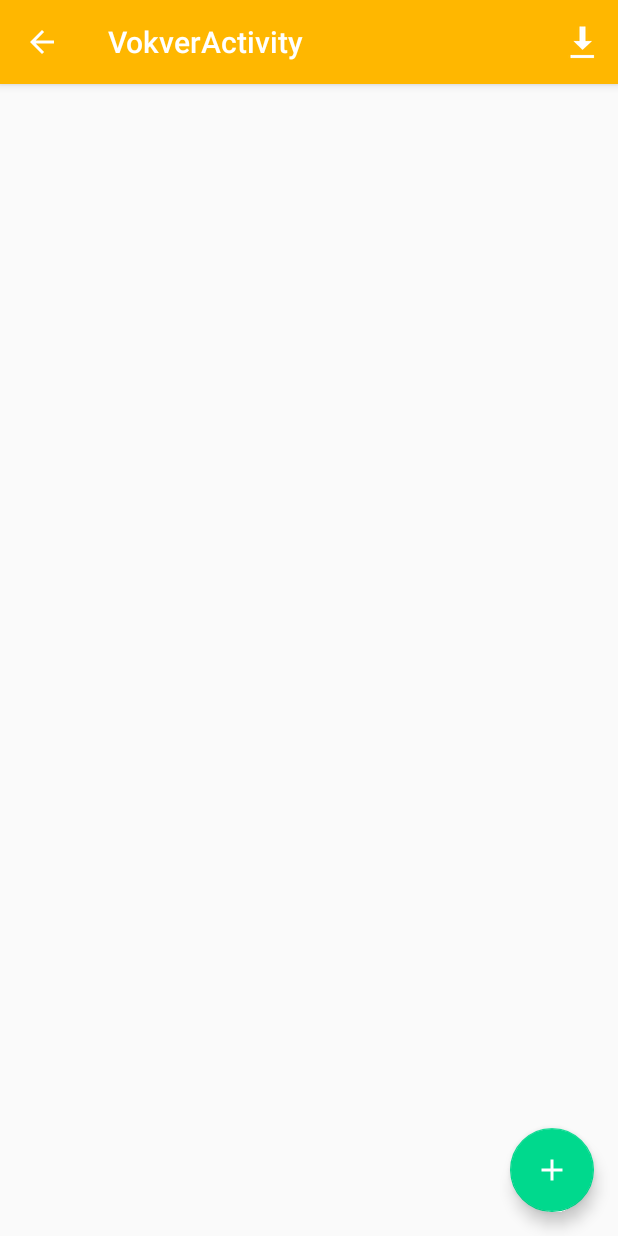
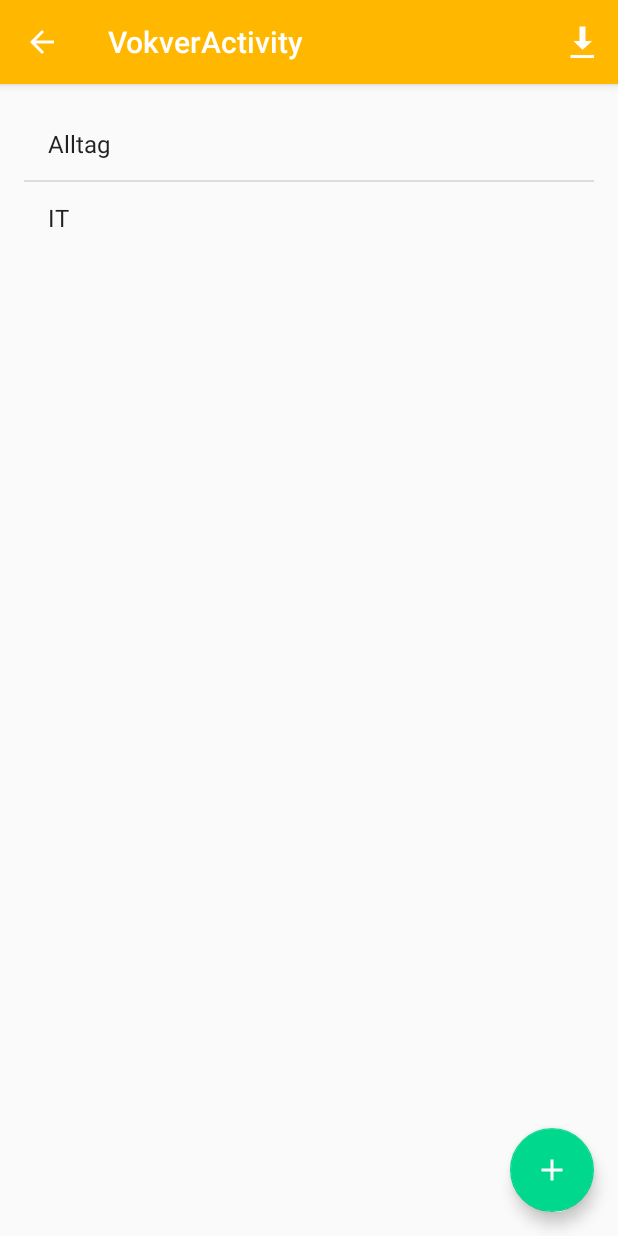
Before and after one commit to Mediumwater/Vokabeltrainer, an Android app: the screen it shows after launch (VokverActivity), after a tap on "Vokabeln verwalten", on a phone screen of 412 x 824 dp. Run offline under Robolectric (Android 15) with nearby library versions, the phone set to English and light mode, and no system bars; 1 other tap on this screen came first.

Commit message:
DBHelper angelegt und Datenbank mit Testdaten befuellt.

```diff
--- a/app/src/main/java/de/htwdd/vokabeltrainer/VokverActivity.java
+++ b/app/src/main/java/de/htwdd/vokabeltrainer/VokverActivity.java
@@ -3,14 +3,22 @@ package de.htwdd.vokabeltrainer;
 import android.app.AlertDialog;
 import android.content.DialogInterface;
 import android.content.Intent;
+import android.database.Cursor;
 import android.os.Bundle;
 import android.support.design.widget.FloatingActionButton;
 import android.support.design.widget.Snackbar;
 import android.support.v7.app.AppCompatActivity;
 import android.support.v7.widget.Toolbar;
+import android.util.Log;
 import android.view.Menu;
 import android.view.MenuItem;
 import android.view.View;
+import android.widget.ArrayAdapter;
+import android.widget.ListView;
+
+import java.util.ArrayList;
+
+import de.htwdd.vokabeltrainer.helper.DBHelper;
 
 public class VokverActivity extends AppCompatActivity {
 
@@ -31,6 +39,31 @@ public class VokverActivity extends AppCompatActivity {
             }
         });
         getSupportActionBar().setDisplayHomeAsUpEnabled(true);
+
+        Log.d("DEBUG", "Hier könnte Liste befuellt werden.");
+        DBHelper db = new DBHelper(this);
+        ArrayList array_list = db.getAllVocabSets();
+        //ArrayList array_list = db.getAllWords();
+
+        ArrayAdapter arrayAdapter=new ArrayAdapter(this, android.R.layout.simple_list_item_1, array_list);
+        ListView lv = (ListView)findViewById(R.id.listView);
+        lv.setAdapter(arrayAdapter);
+
+        Log.d("DEBUG", Integer.toString(db.getVocabGroupCount(1)));
+
+        //ArrayList<Cursor> vocs = db.getVocabWords(1, 1);
+        ArrayList<Cursor> vocs = db.getRandomVocabWords(1);
+
+        for (int i = 0; i < vocs.size(); i++) {
+            Log.d("DEBUG", "* Woerter Sprache " + Integer.toString(i));
+
+            while (vocs.get(i).isAfterLast() == false) {
+                Log.d("DEBUG", vocs.get(i).getString(1));
+                vocs.get(i).moveToNext();
+            }
+        }
+
+
     }
 
     @Override
--- /dev/null
+++ b/app/src/main/java/de/htwdd/vokabeltrainer/helper/DBHelper.java
@@ -0,0 +1,317 @@
+package de.htwdd.vokabeltrainer.helper;
+
+import android.content.Context;
+import android.database.Cursor;
+import android.database.DatabaseUtils;
+import android.database.sqlite.SQLiteDatabase;
+import android.database.sqlite.SQLiteOpenHelper;
+import android.util.Log;
+
+import java.util.ArrayList;
+import java.util.Random;
+
+/**
+ * Created by alex on 5/31/16.
+ * Hier befindet sich der Code zum lesen und manipulieren der Datenbank.
+ */
+public class DBHelper extends SQLiteOpenHelper {
+    public static final String DATABASE_NAME = "VokabelTrainerDatabase.db";
+
+    public DBHelper(Context context) {
+        super(context, DATABASE_NAME , null, 1);
+        //context.deleteDatabase(DATABASE_NAME); // Datenbank immer wieder loeschen, damit onCreate-Methode aufgerufen wird.
+    }
+
+    @Override public void onCreate(SQLiteDatabase db) {
+        db.execSQL("CREATE TABLE VocabSets (SetID INTEGER PRIMARY KEY, LangA INTEGER NOT NULL, LangB INTEGER NOT NULL, Description VARCHAR NOT NULL)");
+        db.execSQL("CREATE TABLE VocabWords (WordID INTEGER PRIMARY KEY, Lang INTEGER NOT NULL, Word VARCHAR NOT NULL, Misses INTEGER DEFAULT 0, Hits INTEGER DEFAULT 0)");
+        db.execSQL("CREATE TABLE VocabReleation (SetID INTEGER, GroupID INTEGER, WordA INTEGER, WordB INTEGER, PRIMARY KEY (SetID, WordA, WordB))");
+
+        /*** Testcode - spaeter entfernen ***/
+        db.execSQL("INSERT INTO VocabSets (LangA, LangB, Description) VALUES (15, 1, \"Alltag\")");
+        db.execSQL("INSERT INTO VocabSets (LangA, LangB, Description) VALUES (15, 1, \"IT\")");
+
+        db.execSQL("INSERT INTO VocabWords (WordID, Lang, Word) VALUES (1, 1, \"to be allowed to\")");
+        db.execSQL("INSERT INTO VocabWords (WordID, Lang, Word) VALUES (2, 1, \"to have the right to\")");
+        db.execSQL("INSERT INTO VocabWords (WordID, Lang, Word) VALUES (3, 1, \"to may\")");
+        db.execSQL("INSERT INTO VocabWords (WordID, Lang, Word) VALUES (4, 1, \"may\")");
+        db.execSQL("INSERT INTO VocabWords (WordID, Lang, Word) VALUES (5, 33, \"dürfen\")");
+        db.execSQL("INSERT INTO VocabReleation (SetID, GroupID, WordA, WordB) VALUES (1, 1, 1, 5)");
+        db.execSQL("INSERT INTO VocabReleation (SetID, GroupID, WordA, WordB) VALUES (1, 1, 2, 5)");
+        db.execSQL("INSERT INTO VocabReleation (SetID, GroupID, WordA, WordB) VALUES (1, 1, 3, 5)");
+        db.execSQL("INSERT INTO VocabReleation (SetID, GroupID, WordA, WordB) VALUES (1, 1, 4, 5)");
+        db.execSQL("INSERT INTO VocabWords (WordID, Lang, Word) VALUES (6, 1, \"nine\")");
+        db.execSQL("INSERT INTO VocabWords (WordID, Lang, Word) VALUES (7, 33, \"neun\")");
+        db.execSQL("INSERT INTO VocabReleation (SetID, GroupID, WordA, WordB) VALUES (1, 2, 6, 7)");
+        db.execSQL("INSERT INTO VocabWords (WordID, Lang, Word) VALUES (8, 1, \"day\")");
+        db.execSQL("INSERT INTO VocabWords (WordID, Lang, Word) VALUES (9, 33, \"Tag\")");
+        db.execSQL("INSERT INTO VocabReleation (SetID, GroupID, WordA, WordB) VALUES (1, 3, 8, 9)");
+        db.execSQL("INSERT INTO VocabWords (WordID, Lang, Word) VALUES (10, 1, \"which one's\")");
+        db.execSQL("INSERT INTO VocabWords (WordID, Lang, Word) VALUES (11, 1, \"of which\")");
+        db.execSQL("INSERT INTO VocabWords (WordID, Lang, Word) VALUES (12, 1, \"whose\")");
+        db.execSQL("INSERT INTO VocabWords (WordID, Lang, Word) VALUES (13, 33, \"deren\")");
+        db.execSQL("INSERT INTO VocabWords (WordID, Lang, Word) VALUES (14, 33, \"dessen\")");
+        db.execSQL("INSERT INTO VocabWords (WordID, Lang, Word) VALUES (15, 33, \"wessen\")");
+        db.execSQL("INSERT INTO VocabReleation (SetID, GroupID, WordA, WordB) VALUES (1, 4, 10, 13)");
+        db.execSQL("INSERT INTO VocabReleation (SetID, GroupID, WordA, WordB) VALUES (1, 4, 10, 14)");
+        db.execSQL("INSERT INTO VocabReleation (SetID, GroupID, WordA, WordB) VALUES (1, 4, 10, 15)");
+        db.execSQL("INSERT INTO VocabReleation (SetID, GroupID, WordA, WordB) VALUES (1, 4, 11, 13)");
+        db.execSQL("INSERT INTO VocabReleation (SetID, GroupID, WordA, WordB) VALUES (1, 4, 11, 14)");
+        db.execSQL("INSERT INTO VocabReleation (SetID, GroupID, WordA, WordB) VALUES (1, 4, 11, 15)");
+        db.execSQL("INSERT INTO VocabReleation (SetID, GroupID, WordA, WordB) VALUES (1, 4, 12, 13)");
+        db.execSQL("INSERT INTO VocabReleation (SetID, GroupID, WordA, WordB) VALUES (1, 4, 12, 14)");
+        db.execSQL("INSERT INTO VocabReleation (SetID, GroupID, WordA, WordB) VALUES (1, 4, 12, 15)");
+        db.execSQL("INSERT INTO VocabWords (WordID, Lang, Word) VALUES (16, 1, \"should\")");
+        db.execSQL("INSERT INTO VocabWords (WordID, Lang, Word) VALUES (17, 1, \"ought to\")");
+        db.execSQL("INSERT INTO VocabWords (WordID, Lang, Word) VALUES (18, 1, \"to have to\")");
+        db.execSQL("INSERT INTO VocabWords (WordID, Lang, Word) VALUES (19, 33, \"müssen\")");
+        db.execSQL("INSERT INTO VocabWords (WordID, Lang, Word) VALUES (20, 33, \"sollen\")");
+        db.execSQL("INSERT INTO VocabReleation (SetID, GroupID, WordA, WordB) VALUES (1, 5, 16, 19)");
+        db.execSQL("INSERT INTO VocabReleation (SetID, GroupID, WordA, WordB) VALUES (1, 5, 16, 20)");
+        db.execSQL("INSERT INTO VocabReleation (SetID, GroupID, WordA, WordB) VALUES (1, 5, 17, 19)");
+        db.execSQL("INSERT INTO VocabReleation (SetID, GroupID, WordA, WordB) VALUES (1, 5, 17, 20)");
+        db.execSQL("INSERT INTO VocabReleation (SetID, GroupID, WordA, WordB) VALUES (1, 5, 18, 19)");
+        db.execSQL("INSERT INTO VocabReleation (SetID, GroupID, WordA, WordB) VALUES (1, 5, 18, 20)");
+        db.execSQL("INSERT INTO VocabWords (WordID, Lang, Word) VALUES (21, 1, \"self\")");
+        db.execSQL("INSERT INTO VocabWords (WordID, Lang, Word) VALUES (22, 1, \"itself\")");
+        db.execSQL("INSERT INTO VocabWords (WordID, Lang, Word) VALUES (23, 1, \"herself\")");
+        db.execSQL("INSERT INTO VocabWords (WordID, Lang, Word) VALUES (24, 1, \"himself\")");
+        db.execSQL("INSERT INTO VocabWords (WordID, Lang, Word) VALUES (25, 33, \"selber\")");
+        db.execSQL("INSERT INTO VocabWords (WordID, Lang, Word) VALUES (26, 33, \"selbst\")");
+        db.execSQL("INSERT INTO VocabReleation (SetID, GroupID, WordA, WordB) VALUES (1, 6, 21, 25)");
+        db.execSQL("INSERT INTO VocabReleation (SetID, GroupID, WordA, WordB) VALUES (1, 6, 21, 26)");
+        db.execSQL("INSERT INTO VocabReleation (SetID, GroupID, WordA, WordB) VALUES (1, 6, 22, 25)");
+        db.execSQL("INSERT INTO VocabReleation (SetID, GroupID, WordA, WordB) VALUES (1, 6, 22, 26)");
+        db.execSQL("INSERT INTO VocabReleation (SetID, GroupID, WordA, WordB) VALUES (1, 6, 23, 25)");
+        db.execSQL("INSERT INTO VocabReleation (SetID, GroupID, WordA, WordB) VALUES (1, 6, 23, 26)");
+        db.execSQL("INSERT INTO VocabReleation (SetID, GroupID, WordA, WordB) VALUES (1, 6, 24, 25)");
+        db.execSQL("INSERT INTO VocabReleation (SetID, GroupID, WordA, WordB) VALUES (1, 6, 24, 26)");
+        db.execSQL("INSERT INTO VocabWords (WordID, Lang, Word) VALUES (27, 1, \"nothing\")");
+        db.execSQL("INSERT INTO VocabWords (WordID, Lang, Word) VALUES (28, 33, \"nichts\")");
+        db.execSQL("INSERT INTO VocabReleation (SetID, GroupID, WordA, WordB) VALUES (1, 7, 27, 28)");
+        db.execSQL("INSERT INTO VocabWords (WordID, Lang, Word) VALUES (29, 1, \"infant\")");
+        db.execSQL("INSERT INTO VocabWords (WordID, Lang, Word) VALUES (30, 33, \"Kind\")");
+        db.execSQL("INSERT INTO VocabReleation (SetID, GroupID, WordA, WordB) VALUES (1, 8, 29, 30)");
+        db.execSQL("INSERT INTO VocabWords (WordID, Lang, Word) VALUES (31, 1, \"one\")");
+        db.execSQL("INSERT INTO VocabWords (WordID, Lang, Word) VALUES (32, 33, \"ein gewisser\")");
+        db.execSQL("INSERT INTO VocabWords (WordID, Lang, Word) VALUES (33, 33, \"einer\")");
+        db.execSQL("INSERT INTO VocabWords (WordID, Lang, Word) VALUES (34, 33, \"irgend einer\")");
+        db.execSQL("INSERT INTO VocabWords (WordID, Lang, Word) VALUES (35, 33, \"irgendwer\")");
+        db.execSQL("INSERT INTO VocabWords (WordID, Lang, Word) VALUES (36, 33, \"jemand\")");
+        db.execSQL("INSERT INTO VocabWords (WordID, Lang, Word) VALUES (37, 33, \"man\")");
+        db.execSQL("INSERT INTO VocabWords (WordID, Lang, Word) VALUES (38, 33, \"ein\")");
+        db.execSQL("INSERT INTO VocabWords (WordID, Lang, Word) VALUES (39, 33, \"eine\")");
+        db.execSQL("INSERT INTO VocabWords (WordID, Lang, Word) VALUES (40, 33, \"eins\")");
+        db.execSQL("INSERT INTO VocabReleation (SetID, GroupID, WordA, WordB) VALUES (1, 9, 31, 32)");
+        db.execSQL("INSERT INTO VocabReleation (SetID, GroupID, WordA, WordB) VALUES (1, 9, 31, 33)");
+        db.execSQL("INSERT INTO VocabReleation (SetID, GroupID, WordA, WordB) VALUES (1, 9, 31, 34)");
+        db.execSQL("INSERT INTO VocabReleation (SetID, GroupID, WordA, WordB) VALUES (1, 9, 31, 35)");
+        db.execSQL("INSERT INTO VocabReleation (SetID, GroupID, WordA, WordB) VALUES (1, 9, 31, 36)");
+        db.execSQL("INSERT INTO VocabReleation (SetID, GroupID, WordA, WordB) VALUES (1, 9, 31, 37)");
+        db.execSQL("INSERT INTO VocabReleation (SetID, GroupID, WordA, WordB) VALUES (1, 9, 31, 38)");
+        db.execSQL("INSERT INTO VocabReleation (SetID, GroupID, WordA, WordB) VALUES (1, 9, 31, 39)");
+        db.execSQL("INSERT INTO VocabReleation (SetID, GroupID, WordA, WordB) VALUES (1, 9, 31, 40)");
+        db.execSQL("INSERT INTO VocabWords (WordID, Lang, Word) VALUES (41, 1, \"small\")");
+        db.execSQL("INSERT INTO VocabWords (WordID, Lang, Word) VALUES (42, 33, \"gering\")");
+        db.execSQL("INSERT INTO VocabWords (WordID, Lang, Word) VALUES (43, 33, \"klein\")");
+        db.execSQL("INSERT INTO VocabReleation (SetID, GroupID, WordA, WordB) VALUES (1, 10, 41, 42)");
+        db.execSQL("INSERT INTO VocabReleation (SetID, GroupID, WordA, WordB) VALUES (1, 10, 41, 43)");
+        db.execSQL("INSERT INTO VocabWords (WordID, Lang, Word) VALUES (44, 1, \"so that\")");
+        db.execSQL("INSERT INTO VocabWords (WordID, Lang, Word) VALUES (45, 33, \"damit\")");
+        db.execSQL("INSERT INTO VocabWords (WordID, Lang, Word) VALUES (46, 33, \"dass\")");
+        db.execSQL("INSERT INTO VocabReleation (SetID, GroupID, WordA, WordB) VALUES (1, 11, 44, 45)");
+        db.execSQL("INSERT INTO VocabReleation (SetID, GroupID, WordA, WordB) VALUES (1, 11, 44, 46)");
+        db.execSQL("INSERT INTO VocabWords (WordID, Lang, Word) VALUES (47, 1, \"an\")");
+        db.execSQL("INSERT INTO VocabWords (WordID, Lang, Word) VALUES (48, 33, \"ein gewisser\")");
+        db.execSQL("INSERT INTO VocabWords (WordID, Lang, Word) VALUES (49, 33, \"einer\")");
+        db.execSQL("INSERT INTO VocabWords (WordID, Lang, Word) VALUES (50, 33, \"irgend einer\")");
+        db.execSQL("INSERT INTO VocabWords (WordID, Lang, Word) VALUES (51, 33, \"irgendwer\")");
+        db.execSQL("INSERT INTO VocabWords (WordID, Lang, Word) VALUES (52, 33, \"jemand\")");
+        db.execSQL("INSERT INTO VocabWords (WordID, Lang, Word) VALUES (53, 33, \"à\")");
+        db.execSQL("INSERT INTO VocabWords (WordID, Lang, Word) VALUES (54, 33, \"je\")");
+        db.execSQL("INSERT INTO VocabWords (WordID, Lang, Word) VALUES (55, 33, \"zu\")");
+        db.execSQL("INSERT INTO VocabReleation (SetID, GroupID, WordA, WordB) VALUES (1, 12, 47, 48)");
+        db.execSQL("INSERT INTO VocabReleation (SetID, GroupID, WordA, WordB) VALUES (1, 12, 47, 49)");
+        db.execSQL("INSERT INTO VocabReleation (SetID, GroupID, WordA, WordB) VALUES (1, 12, 47, 50)");
+        db.execSQL("INSERT INTO VocabReleation (SetID, GroupID, WordA, WordB) VALUES (1, 12, 47, 51)");
+        db.execSQL("INSERT INTO VocabReleation (SetID, GroupID, WordA, WordB) VALUES (1, 12, 47, 52)");
+        db.execSQL("INSERT INTO VocabReleation (SetID, GroupID, WordA, WordB) VALUES (1, 12, 47, 53)");
+        db.execSQL("INSERT INTO VocabReleation (SetID, GroupID, WordA, WordB) VALUES (1, 12, 47, 54)");
+        db.execSQL("INSERT INTO VocabReleation (SetID, GroupID, WordA, WordB) VALUES (1, 12, 47, 55)");
+        db.execSQL("INSERT INTO VocabWords (WordID, Lang, Word) VALUES (56, 1, \"at the rate of\")");
+        db.execSQL("INSERT INTO VocabWords (WordID, Lang, Word) VALUES (57, 33, \"à\")");
+        db.execSQL("INSERT INTO VocabWords (WordID, Lang, Word) VALUES (58, 33, \"je\")");
+        db.execSQL("INSERT INTO VocabWords (WordID, Lang, Word) VALUES (59, 33, \"zu\")");
+        db.execSQL("INSERT INTO VocabReleation (SetID, GroupID, WordA, WordB) VALUES (1, 13, 56, 57)");
+        db.execSQL("INSERT INTO VocabReleation (SetID, GroupID, WordA, WordB) VALUES (1, 13, 56, 58)");
+        db.execSQL("INSERT INTO VocabReleation (SetID, GroupID, WordA, WordB) VALUES (1, 13, 56, 59)");
+        db.execSQL("INSERT INTO VocabWords (WordID, Lang, Word) VALUES (60, 1, \"man\")");
+        db.execSQL("INSERT INTO VocabWords (WordID, Lang, Word) VALUES (61, 33, \"Mensch\")");
+        db.execSQL("INSERT INTO VocabWords (WordID, Lang, Word) VALUES (62, 33, \"Mann\")");
+        db.execSQL("INSERT INTO VocabReleation (SetID, GroupID, WordA, WordB) VALUES (1, 14, 60, 61)");
+        db.execSQL("INSERT INTO VocabReleation (SetID, GroupID, WordA, WordB) VALUES (1, 14, 60, 62)");
+        db.execSQL("INSERT INTO VocabWords (WordID, Lang, Word) VALUES (63, 1, \"to be acquainted with\")");
+        db.execSQL("INSERT INTO VocabWords (WordID, Lang, Word) VALUES (64, 33, \"kennen\")");
+        db.execSQL("INSERT INTO VocabReleation (SetID, GroupID, WordA, WordB) VALUES (1, 15, 63, 64)");
+        db.execSQL("INSERT INTO VocabWords (WordID, Lang, Word) VALUES (65, 1, \"six\")");
+        db.execSQL("INSERT INTO VocabWords (WordID, Lang, Word) VALUES (66, 33, \"sechs\")");
+        db.execSQL("INSERT INTO VocabReleation (SetID, GroupID, WordA, WordB) VALUES (1, 16, 65, 66)");
+        db.execSQL("INSERT INTO VocabWords (WordID, Lang, Word) VALUES (67, 1, \"everything\")");
+        db.execSQL("INSERT INTO VocabWords (WordID, Lang, Word) VALUES (68, 33, \"alles\")");
+        db.execSQL("INSERT INTO VocabReleation (SetID, GroupID, WordA, WordB) VALUES (1, 17, 67, 68)");
+        db.execSQL("INSERT INTO VocabWords (WordID, Lang, Word) VALUES (69, 1, \"to lay hold of\")");
+        db.execSQL("INSERT INTO VocabWords (WordID, Lang, Word) VALUES (70, 33, \"fassen\")");
+        db.execSQL("INSERT INTO VocabWords (WordID, Lang, Word) VALUES (71, 33, \"nehmen\")");
+        db.execSQL("INSERT INTO VocabReleation (SetID, GroupID, WordA, WordB) VALUES (1, 18, 69, 70)");
+        db.execSQL("INSERT INTO VocabReleation (SetID, GroupID, WordA, WordB) VALUES (1, 18, 69, 71)");
+        db.execSQL("INSERT INTO VocabWords (WordID, Lang, Word) VALUES (72, 1, \"or\")");
+        db.execSQL("INSERT INTO VocabWords (WordID, Lang, Word) VALUES (73, 33, \"oder\")");
+        db.execSQL("INSERT INTO VocabReleation (SetID, GroupID, WordA, WordB) VALUES (1, 19, 72, 73)");
+        db.execSQL("INSERT INTO VocabWords (WordID, Lang, Word) VALUES (74, 1, \"ten\")");
+        db.execSQL("INSERT INTO VocabWords (WordID, Lang, Word) VALUES (75, 33, \"zehn\")");
+        db.execSQL("INSERT INTO VocabReleation (SetID, GroupID, WordA, WordB) VALUES (1, 20, 74, 75)");
+        db.execSQL("INSERT INTO VocabWords (WordID, Lang, Word) VALUES (76, 1, \"three\")");
+        db.execSQL("INSERT INTO VocabWords (WordID, Lang, Word) VALUES (77, 33, \"drei\")");
+        db.execSQL("INSERT INTO VocabReleation (SetID, GroupID, WordA, WordB) VALUES (1, 21, 76, 77)");
+        db.execSQL("INSERT INTO VocabWords (WordID, Lang, Word) VALUES (78, 1, \"two\")");
+        db.execSQL("INSERT INTO VocabWords (WordID, Lang, Word) VALUES (79, 33, \"zwei\")");
+        db.execSQL("INSERT INTO VocabReleation (SetID, GroupID, WordA, WordB) VALUES (1, 22, 78, 79)");
+        db.execSQL("INSERT INTO VocabWords (WordID, Lang, Word) VALUES (80, 1, \"five\")");
+        db.execSQL("INSERT INTO VocabWords (WordID, Lang, Word) VALUES (81, 33, \"fünf\")");
+        db.execSQL("INSERT INTO VocabReleation (SetID, GroupID, WordA, WordB) VALUES (1, 23, 80, 81)");
+        db.execSQL("INSERT INTO VocabWords (WordID, Lang, Word) VALUES (82, 1, \"to travel\")");
+        db.execSQL("INSERT INTO VocabWords (WordID, Lang, Word) VALUES (83, 33, \"fahren\")");
+        db.execSQL("INSERT INTO VocabWords (WordID, Lang, Word) VALUES (84, 33, \"reisen\")");
+        db.execSQL("INSERT INTO VocabReleation (SetID, GroupID, WordA, WordB) VALUES (1, 24, 82, 83)");
+        db.execSQL("INSERT INTO VocabReleation (SetID, GroupID, WordA, WordB) VALUES (1, 24, 82, 84)");
+        db.execSQL("INSERT INTO VocabWords (WordID, Lang, Word) VALUES (85, 1, \"to know\")");
+        db.execSQL("INSERT INTO VocabWords (WordID, Lang, Word) VALUES (86, 33, \"kennen\")");
+        db.execSQL("INSERT INTO VocabWords (WordID, Lang, Word) VALUES (87, 33, \"wissen\")");
+        db.execSQL("INSERT INTO VocabReleation (SetID, GroupID, WordA, WordB) VALUES (1, 25, 85, 86)");
+        db.execSQL("INSERT INTO VocabReleation (SetID, GroupID, WordA, WordB) VALUES (1, 25, 85, 87)");
+
+        Log.d("DEBUG", "Datenbank kreiert.");
+    }
+
+    @Override public void onUpgrade(SQLiteDatabase db, int oldVersion, int newVersion) {
+        // TODO Auto-generated method stub
+        db.execSQL("DROP TABLE IF EXISTS VocabSets");
+        db.execSQL("DROP TABLE IF EXISTS VocabWords");
+        db.execSQL("DROP TABLE IF EXISTS VocabReleation");
+        onCreate(db);
+    }
+
+    /*
+     * Gibt die Namen aller Vokabel-Sets als Array zurueck.
+     */
+    public ArrayList<String> getAllVocabSets()
+    {
+        SQLiteDatabase db = this.getReadableDatabase();
+        Cursor cur = db.rawQuery("SELECT * FROM VocabSets", null);
+        cur.moveToFirst();
+
+        ArrayList<String> al = new ArrayList<>();
+
+        //al.add("Testeintrag");
+
+        while (cur.isAfterLast() == false) {
+            al.add(cur.getString(cur.getColumnIndex("Description")));
+            cur.moveToNext();
+        }
+
+        return al;
+    }
+
+    /*
+     * Gibt die Namen aller Woerter als Array zurueck. Momentan nur fuer Debuging-Zwecke.
+     */
+    public ArrayList<String> getAllWords()
+    {
+        SQLiteDatabase db = this.getReadableDatabase();
+        Cursor cur = db.rawQuery("SELECT * FROM VocabWords", null);
+        cur.moveToFirst();
+
+        ArrayList<String> al = new ArrayList<>();
+
+        while (cur.isAfterLast() == false) {
+            al.add(cur.getString(cur.getColumnIndex("Word")));
+            cur.moveToNext();
+        }
+
+        return al;
+    }
+
+    /*
+     * Gibt die Anzahl der Vokabelgruppen (zusammengehoerende Woerter) in einem Set zurueck.
+     */
+    public int getVocabGroupCount(int setid) {
+        SQLiteDatabase db = this.getReadableDatabase();
+        return (int) DatabaseUtils.queryNumEntries(db, "(SELECT COUNT(GroupID) FROM VocabReleation GROUP BY GroupID)");
+    }
+
+    /*
+     * Gibt eine ArrayListe, die zwei Cursor enthaelt zurueck. Der erste Cursor liefert die Woerter und IDs der SpracheA.
+     * Der zweite Cursor die der SpracheB.
+     *
+     * Params:
+     * @setid: ID eines Vokabel-Sets
+     * @groupid: ID einer Woertergruppe innerhalb des Vokabel-Sets.
+     *
+     * Beispiel (Vokabel-Set ID sei 1, Wortgruppen ID ebenso.):
+     * --------------------------------
+     * ArrayList<Cursor> vocs = db.getVocabWords(1, 1);
+     *
+     *  for (int i = 0; i < vocs.size(); i++) {
+     *      Log.d("DEBUG", "* Woerter Sprache " + Integer.toString(i));
+     *
+     *      while (vocs.get(i).isAfterLast() == false) {
+     *          Log.d("DEBUG", vocs.get(i).getString(1));
+     *          vocs.get(i).moveToNext();
+     *      }
+     *  }
+     *
+     *  Ausgabe:
+     *  --------
+     * * Woerter Sprache 0
+     * to be allowed to
+     * to have the right to
+     * to may
+     * may
+     * * Woerter Sprache 1
+     * dürfen
+     */
+    public ArrayList<Cursor> getVocabWords(int setid, int groupid) {
+        SQLiteDatabase db = this.getReadableDatabase();
+        ArrayList<Cursor> al = new ArrayList<>();
+
+        // Woerter Sprache A abrufen.
+        Cursor cur1 = db.rawQuery("SELECT WordID, Word FROM VocabWords WHERE WordID IN(SELECT WordA FROM VocabReleation WHERE SetID=" + Integer.toString(setid) + " AND GroupID=" + Integer.toString(groupid) + ")", null);
+        cur1.moveToFirst();
+        al.add(cur1);
+
+        // Woerter Sprache B abrufen.
+        Cursor cur2 = db.rawQuery("SELECT WordID, Word FROM VocabWords WHERE WordID IN(SELECT WordB FROM VocabReleation WHERE SetID=" + Integer.toString(setid) + " AND GroupID=" + Integer.toString(groupid) + ")", null);
+        cur2.moveToFirst();
+        al.add(cur2);
+
+        return al;
+    }
+
+    /*
+     * Wie getVocabWords(), aber liefert eine zufaellige Wortgruppe zurueck.
+     *
+     * Params:
+     * @setid: ID eines Vokabel-Sets
+     *
+     * Beispiel (Vokabel-Set ID sei 1):
+     * --------------------------------
+     * ArrayList<Cursor> vocs = db.getRandomVocabWords(1);
+     * // Rest wie beim Code-Beispiel zu getVocabWords()
+     */
+    public ArrayList<Cursor> getRandomVocabWords(int setid) {
+        int cnt = this.getVocabGroupCount(setid);
+        Random random = new Random();
+
+        return this.getVocabWords(setid, random.nextInt(cnt) + 1);
+    }
+}
```
